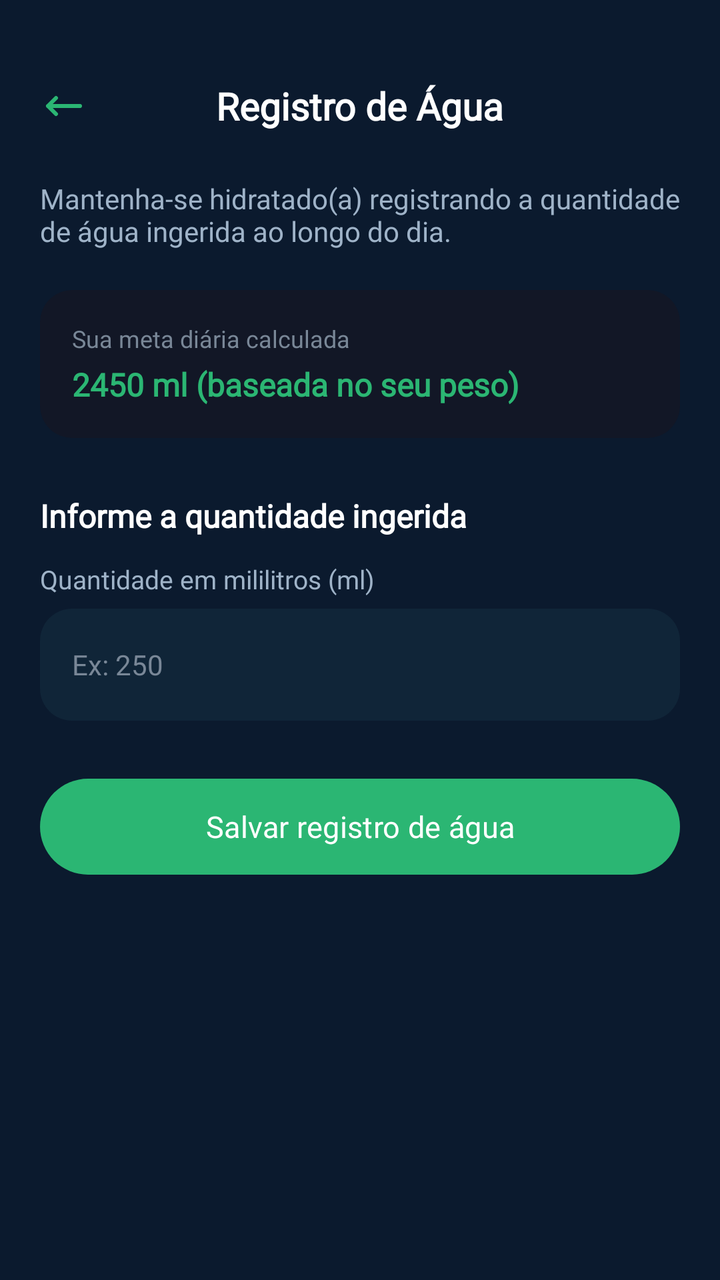
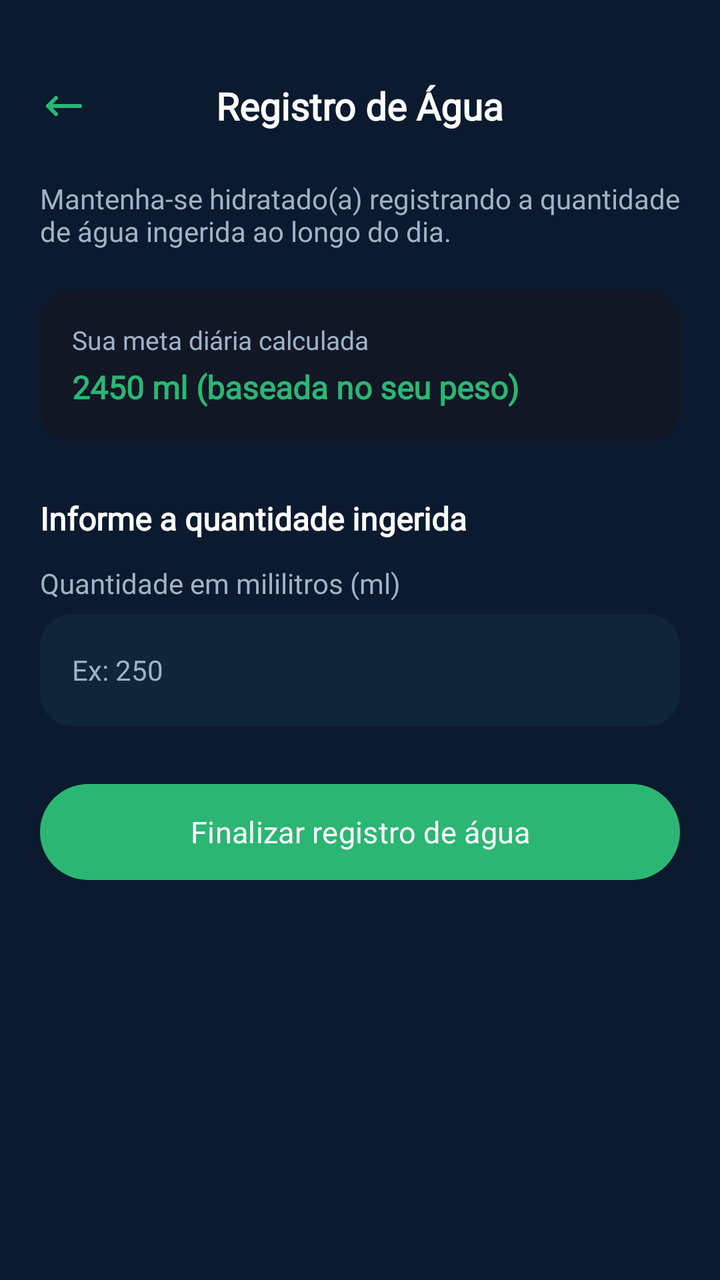

Screens rendered from an Android XML layout before and after an edit, with the pre-edit source and the edit as a unified diff.
<!-- AndroidManifest.xml: application theme Theme.VITA -->
<!-- res/layout/fragment_agua.xml -->
<?xml version="1.0" encoding="utf-8"?>
<ScrollView xmlns:android="http://schemas.android.com/apk/res/android"
    xmlns:app="http://schemas.android.com/apk/res-auto"
    xmlns:tools="http://schemas.android.com/tools"
    android:layout_width="match_parent"
    android:layout_height="match_parent"
    android:background="@color/blue3"
    android:fillViewport="true"
    tools:context=".AguaFragment">

    <androidx.constraintlayout.widget.ConstraintLayout
        android:layout_width="match_parent"
        android:layout_height="wrap_content"
        android:padding="20dp">

        
        <ImageView
            android:id="@+id/btnBack"
            android:layout_width="24dp"
            android:layout_height="24dp"
            android:contentDescription="Voltar"
            android:src="@drawable/arrow"
            app:layout_constraintBottom_toBottomOf="@id/tvTitle"
            app:layout_constraintStart_toStartOf="parent"
            app:layout_constraintTop_toTopOf="@id/tvTitle"
            app:tint="@color/green2" />

        <TextView
            android:id="@+id/tvTitle"
            android:layout_width="wrap_content"
            android:layout_height="wrap_content"
            android:layout_marginTop="20dp"
            android:text="Registro de Água"
            android:textColor="@color/white"
            android:textSize="19sp"
            android:fontFamily="@font/inter24_bold"
            android:textStyle="bold"
            app:layout_constraintEnd_toEndOf="parent"
            app:layout_constraintStart_toStartOf="parent"
            app:layout_constraintTop_toTopOf="parent" />

        
        <TextView
            android:id="@+id/tvDescricao"
            android:layout_width="0dp"
            android:layout_height="wrap_content"
            android:layout_marginTop="24dp"
            android:text="Mantenha-se hidratado(a) registrando a quantidade de água ingerida ao longo do dia."
            android:textColor="@color/grey2"
            android:textSize="14sp"
            android:fontFamily="@font/inter24_regular"
            app:layout_constraintEnd_toEndOf="parent"
            app:layout_constraintStart_toStartOf="parent"
            app:layout_constraintTop_toBottomOf="@id/tvTitle" />

        
        <androidx.cardview.widget.CardView
            android:id="@+id/cardMetaInfo"
            android:layout_width="0dp"
            android:layout_height="wrap_content"
            android:layout_marginTop="20dp"
            app:cardBackgroundColor="@color/blue9"
            app:cardCornerRadius="16dp"
            app:cardElevation="0dp"
            app:layout_constraintEnd_toEndOf="parent"
            app:layout_constraintStart_toStartOf="parent"
            app:layout_constraintTop_toBottomOf="@id/tvDescricao">

            <LinearLayout
                android:layout_width="match_parent"
                android:layout_height="wrap_content"
                android:orientation="vertical"
                android:padding="16dp">

                <TextView
                    android:layout_width="wrap_content"
                    android:layout_height="wrap_content"
                    android:text="Sua meta diária calculada"
                    android:textColor="@color/grey"
                    android:textSize="12sp"
                    android:fontFamily="@font/inter24_regular" />

                <TextView
                    android:id="@+id/tvMetaCalculada"
                    android:layout_width="wrap_content"
                    android:layout_height="wrap_content"
                    android:layout_marginTop="4dp"
                    android:text="2450 ml (baseada no seu peso)"
                    android:textColor="@color/green2"
                    android:textSize="16sp"
                    android:fontFamily="@font/inter24_bold"
                    android:textStyle="bold" />
            </LinearLayout>
        </androidx.cardview.widget.CardView>

        
        <TextView
            android:id="@+id/lblQuantidade"
            android:layout_width="wrap_content"
            android:layout_height="wrap_content"
            android:layout_marginTop="28dp"
            android:text="Informe a quantidade ingerida"
            android:textColor="@color/white"
            android:textSize="16sp"
            android:fontFamily="@font/inter24_bold"
            android:textStyle="bold"
            app:layout_constraintStart_toStartOf="parent"
            app:layout_constraintTop_toBottomOf="@id/cardMetaInfo" />

        <TextView
            android:id="@+id/lblMl"
            android:layout_width="wrap_content"
            android:layout_height="wrap_content"
            android:layout_marginTop="12dp"
            android:text="Quantidade em mililitros (ml)"
            android:textColor="@color/grey2"
            android:textSize="13sp"
            android:fontFamily="@font/inter24_regular"
            app:layout_constraintStart_toStartOf="parent"
            app:layout_constraintTop_toBottomOf="@id/lblQuantidade" />

        <EditText
            android:id="@+id/etQuantidadeMl"
            android:layout_width="0dp"
            android:layout_height="56dp"
            android:layout_marginTop="6dp"
            android:background="@drawable/bg_card_dark"
            android:hint="Ex: 250"
            android:inputType="number"
            android:paddingHorizontal="16dp"
            android:textColor="@color/white"
            android:textColorHint="@color/grey"
            android:textSize="14sp"
            android:fontFamily="@font/inter24_regular"
            app:layout_constraintEnd_toEndOf="parent"
            app:layout_constraintStart_toStartOf="parent"
            app:layout_constraintTop_toBottomOf="@id/lblMl" />

        <com.google.android.material.button.MaterialButton
            android:id="@+id/btnSalvarAgua"
            android:layout_width="0dp"
            android:layout_height="56dp"
            android:layout_marginTop="25dp"
            android:text="Salvar registro de água"
            android:textColor="@color/white"
            android:textSize="15sp"
            android:fontFamily="@font/inter24_bold"
            app:backgroundTint="@color/green2"
            app:cornerRadius="28dp"
            app:layout_constraintEnd_toEndOf="parent"
            app:layout_constraintStart_toStartOf="parent"
            app:layout_constraintTop_toBottomOf="@id/etQuantidadeMl" />

    </androidx.constraintlayout.widget.ConstraintLayout>
</ScrollView>
<!-- resources referenced by this layout -->
<resources>
  <color name="blue3">#0B1A2E</color>
  <color name="blue9">#121726</color>
  <color name="green2">#2BB673</color>
  <color name="grey">#798797</color>
  <color name="grey2">#9FB3C8</color>
  <color name="white">#FFFFFFFF</color>
  <!-- drawable arrow (drawable) -->
  <vector xmlns:android="http://schemas.android.com/apk/res/android" android:height="15dp" android:viewportHeight="24" android:viewportWidth="24" android:width="15dp">
        
      <path android:fillColor="#FFFFFF" android:pathData="M4,12H20M4,12L8,8M4,12L8,16" android:strokeColor="#FFFFFF" android:strokeLineCap="round" android:strokeLineJoin="round" android:strokeWidth="2"/>
      
  </vector>
  <!-- drawable bg_card_dark (drawable) -->
  <?xml version="1.0" encoding="utf-8"?>
  <shape xmlns:android="http://schemas.android.com/apk/res/android">
      <solid android:color="#102538" />
      <corners android:radius="16dp" />
  </shape>
  <style name="Theme.VITA" parent="Base.Theme.VITA" />
  <style name="Base.Theme.VITA" parent="Theme.Material3.DayNight.NoActionBar">
          
          
      </style>
</resources>

<!-- the commit's change to res/layout/fragment_agua.xml (unified diff, before → after) -->
@@ -18,7 +18,7 @@
             android:id="@+id/btnBack"
             android:layout_width="24dp"
             android:layout_height="24dp"
-            android:contentDescription="Voltar"
+            android:contentDescription="@string/voltar"
             android:src="@drawable/arrow"
             app:layout_constraintBottom_toBottomOf="@id/tvTitle"
             app:layout_constraintStart_toStartOf="parent"
@@ -30,7 +30,7 @@
             android:layout_width="wrap_content"
             android:layout_height="wrap_content"
             android:layout_marginTop="20dp"
-            android:text="Registro de Água"
+            android:text="@string/water_register"
             android:textColor="@color/white"
             android:textSize="19sp"
             android:fontFamily="@font/inter24_bold"
@@ -45,7 +45,7 @@
             android:layout_width="0dp"
             android:layout_height="wrap_content"
             android:layout_marginTop="24dp"
-            android:text="Mantenha-se hidratado(a) registrando a quantidade de água ingerida ao longo do dia."
+            android:text="@string/agua_warning"
             android:textColor="@color/grey2"
             android:textSize="14sp"
             android:fontFamily="@font/inter24_regular"
@@ -75,9 +75,9 @@
                 <TextView
                     android:layout_width="wrap_content"
                     android:layout_height="wrap_content"
-                    android:text="Sua meta diária calculada"
-                    android:textColor="@color/grey"
-                    android:textSize="12sp"
+                    android:text="@string/water_target"
+                    android:textColor="@color/grey2"
+                    android:textSize="13sp"
                     android:fontFamily="@font/inter24_regular" />
 
                 <TextView
@@ -85,7 +85,7 @@
                     android:layout_width="wrap_content"
                     android:layout_height="wrap_content"
                     android:layout_marginTop="4dp"
-                    android:text="2450 ml (baseada no seu peso)"
+                    android:text="@string/water_target_value"
                     android:textColor="@color/green2"
                     android:textSize="16sp"
                     android:fontFamily="@font/inter24_bold"
@@ -99,7 +99,7 @@
             android:layout_width="wrap_content"
             android:layout_height="wrap_content"
             android:layout_marginTop="28dp"
-            android:text="Informe a quantidade ingerida"
+            android:text="@string/insert_consume"
             android:textColor="@color/white"
             android:textSize="16sp"
             android:fontFamily="@font/inter24_bold"
@@ -112,9 +112,9 @@
             android:layout_width="wrap_content"
             android:layout_height="wrap_content"
             android:layout_marginTop="12dp"
-            android:text="Quantidade em mililitros (ml)"
+            android:text="@string/ml_consumed"
             android:textColor="@color/grey2"
-            android:textSize="13sp"
+            android:textSize="14sp"
             android:fontFamily="@font/inter24_regular"
             app:layout_constraintStart_toStartOf="parent"
             app:layout_constraintTop_toBottomOf="@id/lblQuantidade" />
@@ -125,11 +125,11 @@
             android:layout_height="56dp"
             android:layout_marginTop="6dp"
             android:background="@drawable/bg_card_dark"
-            android:hint="Ex: 250"
+            android:hint="@string/ml_hint"
             android:inputType="number"
             android:paddingHorizontal="16dp"
             android:textColor="@color/white"
-            android:textColorHint="@color/grey"
+            android:textColorHint="@color/grey2"
             android:textSize="14sp"
             android:fontFamily="@font/inter24_regular"
             app:layout_constraintEnd_toEndOf="parent"
@@ -141,7 +141,7 @@
             android:layout_width="0dp"
             android:layout_height="56dp"
             android:layout_marginTop="25dp"
-            android:text="Salvar registro de água"
+            android:text="@string/end_water_register"
             android:textColor="@color/white"
             android:textSize="15sp"
             android:fontFamily="@font/inter24_bold"
<!-- resource entries referenced after the edit -->
@@ -3,22 +3,31 @@
   <color name="blue3">#0B1A2E</color>
   <color name="blue9">#121726</color>
   <color name="green2">#2BB673</color>
-  <color name="grey">#798797</color>
   <color name="grey2">#9FB3C8</color>
   <color name="white">#FFFFFFFF</color>
   <!-- drawable arrow (drawable) -->
   <vector xmlns:android="http://schemas.android.com/apk/res/android" android:height="15dp" android:viewportHeight="24" android:viewportWidth="24" android:width="15dp">
         
-      <path android:fillColor="#FFFFFF" android:pathData="M4,12H20M4,12L8,8M4,12L8,16" android:strokeColor="#FFFFFF" android:strokeLineCap="round" android:strokeLineJoin="round" android:strokeWidth="2"/>
+      <path android:fillColor="@color/white" android:pathData="M4,12H20M4,12L8,8M4,12L8,16" android:strokeColor="@color/white" android:strokeLineCap="round" android:strokeLineJoin="round" android:strokeWidth="2"/>
       
   </vector>
   <!-- drawable bg_card_dark (drawable) -->
   <?xml version="1.0" encoding="utf-8"?>
   <shape xmlns:android="http://schemas.android.com/apk/res/android">
-      <solid android:color="#102538" />
+      <solid android:color="@color/overlayC" />
       <corners android:radius="16dp" />
   </shape>
+  <string name="agua_warning">Mantenha-se hidratado(a) registrando a quantidade de água ingerida ao longo do dia.</string>
+  <string name="end_water_register">Finalizar registro de água</string>
+  <string name="insert_consume">Informe a quantidade ingerida</string>
+  <string name="ml_consumed">Quantidade em mililitros (ml)</string>
+  <string name="ml_hint">Ex: 250</string>
+  <string name="voltar">Voltar</string>
+  <string name="water_register">Registro de Água</string>
+  <string name="water_target">Sua meta diária calculada</string>
+  <string name="water_target_value">2450 ml (baseada no seu peso)</string>
   <style name="Theme.VITA" parent="Base.Theme.VITA" />
+  <color name="overlayC">#102538</color>
   <style name="Base.Theme.VITA" parent="Theme.Material3.DayNight.NoActionBar">
           
           
